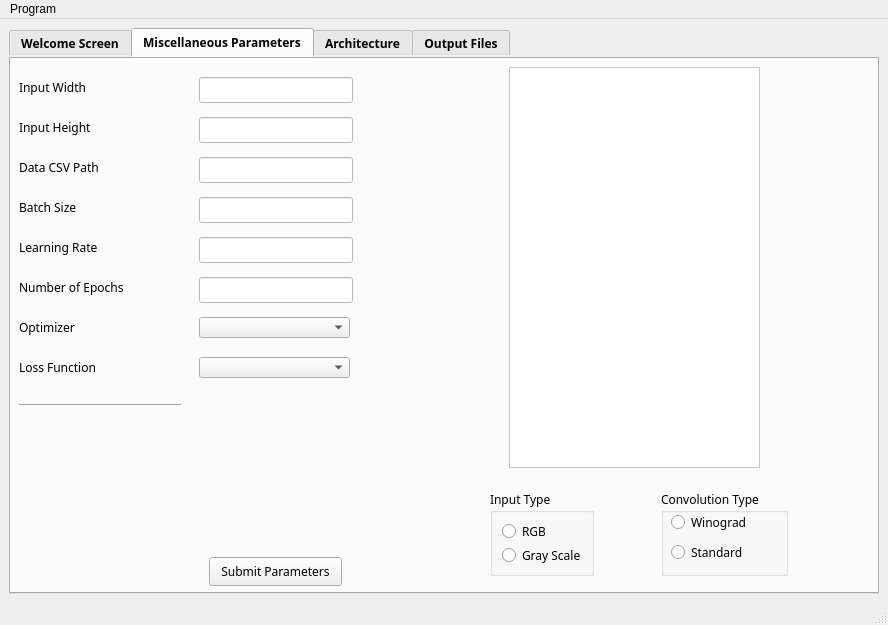
Qt form mainwindow.ui (mourra950/Siemens-System-Level-Modelling-of-ASDLA-Graduation-Project) before a commit.
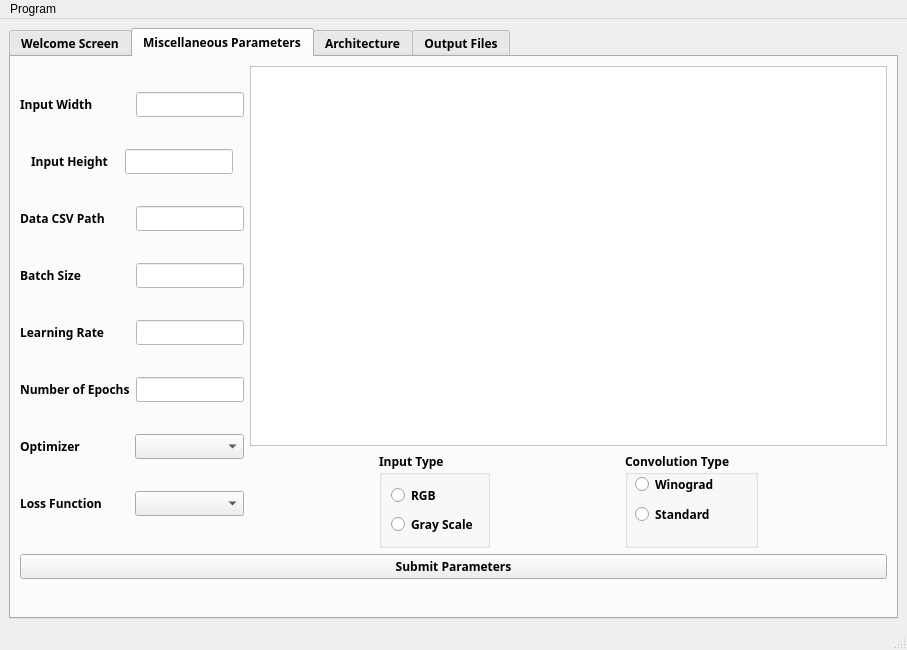
The same form after that commit.

What changed in the file:
```diff
--- a/mainwindow.ui
+++ b/mainwindow.ui
@@ -6,8 +6,8 @@
    <rect>
     <x>0</x>
     <y>0</y>
-    <width>888</width>
-    <height>625</height>
+    <width>907</width>
+    <height>650</height>
    </rect>
   </property>
   <property name="windowTitle">
@@ -33,8 +33,7 @@
        <bool>false</bool>
       </property>
       <property name="styleSheet">
-       <string notr="true">
-border-color: rgba(255, 255, 255, 0);</string>
+       <string notr="true"/>
       </property>
       <property name="currentIndex">
        <number>1</number>
@@ -67,57 +66,33 @@
        <attribute name="title">
         <string>Miscellaneous Parameters</string>
        </attribute>
-       <widget class="QLineEdit" name="InputHeight">
-        <property name="geometry">
-         <rect>
-          <x>190</x>
-          <y>60</y>
-          <width>154</width>
-          <height>26</height>
-         </rect>
-        </property>
-        <property name="sizePolicy">
-         <sizepolicy hsizetype="Fixed" vsizetype="Fixed">
-          <horstretch>0</horstretch>
-          <verstretch>0</verstretch>
-         </sizepolicy>
-        </property>
-        <property name="font">
-         <font>
-          <family>Siemens Sans</family>
-         </font>
-        </property>
-        <property name="styleSheet">
-         <string notr="true">background-color: white;</string>
-        </property>
-       </widget>
+       <layout class="QVBoxLayout" name="verticalLayout_16">
+        <item>
+         <layout class="QVBoxLayout" name="verticalLayout_15">
+          <property name="bottomMargin">
+           <number>29</number>
+          </property>
+          <item>
+           <layout class="QHBoxLayout" name="horizontalLayout_6">
+            <item>
+             <layout class="QVBoxLayout" name="verticalLayout_13">
+              <item>
+               <layout class="QHBoxLayout" name="horizontalLayout_15">
+                <item>
        <widget class="QLabel" name="label_4">
-        <property name="geometry">
-         <rect>
-          <x>10</x>
-          <y>20</y>
-          <width>78</width>
-          <height>20</height>
-         </rect>
-        </property>
         <property name="font">
          <font>
           <family>Siemens Sans</family>
+                    <bold>true</bold>
          </font>
         </property>
         <property name="text">
          <string>Input Width</string>
         </property>
        </widget>
+                </item>
+                <item>
        <widget class="QLineEdit" name="inputsize">
-        <property name="geometry">
-         <rect>
-          <x>190</x>
-          <y>20</y>
-          <width>154</width>
-          <height>26</height>
-         </rect>
-        </property>
         <property name="sizePolicy">
          <sizepolicy hsizetype="Fixed" vsizetype="Fixed">
           <horstretch>0</horstretch>
@@ -127,21 +102,23 @@
         <property name="font">
          <font>
           <family>Siemens Sans</family>
+                    <bold>false</bold>
          </font>
         </property>
         <property name="styleSheet">
          <string notr="true">background-color: white;</string>
         </property>
-       </widget>
+                  <property name="alignment">
+                   <set>Qt::AlignCenter</set>
+                  </property>
+                 </widget>
+                </item>
+               </layout>
+              </item>
+              <item>
+               <layout class="QHBoxLayout" name="horizontalLayout_14">
+                <item>
        <widget class="QLabel" name="label_5">
-        <property name="geometry">
-         <rect>
-          <x>10</x>
-          <y>60</y>
-          <width>83</width>
-          <height>20</height>
-         </rect>
-        </property>
         <property name="sizePolicy">
          <sizepolicy hsizetype="Fixed" vsizetype="Fixed">
           <horstretch>0</horstretch>
@@ -151,24 +128,251 @@
         <property name="font">
          <font>
           <family>Siemens Sans</family>
+                    <bold>true</bold>
          </font>
         </property>
         <property name="text">
          <string>Input Height</string>
         </property>
        </widget>
+                </item>
+                <item>
+                 <widget class="QLineEdit" name="InputHeight">
+                  <property name="sizePolicy">
+                   <sizepolicy hsizetype="Fixed" vsizetype="Fixed">
+                    <horstretch>0</horstretch>
+                    <verstretch>0</verstretch>
+                   </sizepolicy>
+                  </property>
+                  <property name="font">
+                   <font>
+                    <family>Siemens Sans</family>
+                    <bold>false</bold>
+                   </font>
+                  </property>
+                  <property name="styleSheet">
+                   <string notr="true">background-color: white;</string>
+                  </property>
+                  <property name="alignment">
+                   <set>Qt::AlignCenter</set>
+                  </property>
+                 </widget>
+                </item>
+               </layout>
+              </item>
+              <item>
+               <layout class="QHBoxLayout" name="horizontalLayout_13">
+                <item>
+                 <widget class="QLabel" name="label_13">
+                  <property name="font">
+                   <font>
+                    <family>Siemens Sans</family>
+                    <bold>true</bold>
+                   </font>
+                  </property>
+                  <property name="text">
+                   <string>Data CSV Path</string>
+                  </property>
+                 </widget>
+                </item>
+                <item>
+                 <widget class="QLineEdit" name="datacsv">
+                  <property name="sizePolicy">
+                   <sizepolicy hsizetype="Fixed" vsizetype="Fixed">
+                    <horstretch>0</horstretch>
+                    <verstretch>0</verstretch>
+                   </sizepolicy>
+                  </property>
+                  <property name="font">
+                   <font>
+                    <family>Siemens Sans</family>
+                    <bold>false</bold>
+                   </font>
+                  </property>
+                  <property name="styleSheet">
+                   <string notr="true">background-color: white;</string>
+                  </property>
+                 </widget>
+                </item>
+               </layout>
+              </item>
+              <item>
+               <layout class="QHBoxLayout" name="horizontalLayout_12">
+                <item>
+                 <widget class="QLabel" name="label_16">
+                  <property name="font">
+                   <font>
+                    <family>Siemens Sans</family>
+                    <bold>true</bold>
+                   </font>
+                  </property>
+                  <property name="text">
+                   <string>Batch Size</string>
+                  </property>
+                 </widget>
+                </item>
+                <item>
+                 <widget class="QLineEdit" name="batchSize">
+                  <property name="sizePolicy">
+                   <sizepolicy hsizetype="Fixed" vsizetype="Fixed">
+                    <horstretch>0</horstretch>
+                    <verstretch>0</verstretch>
+                   </sizepolicy>
+                  </property>
+                  <property name="font">
+                   <font>
+                    <family>Siemens Sans</family>
+                    <bold>false</bold>
+                   </font>
+                  </property>
+                  <property name="styleSheet">
+                   <string notr="true">background-color: white;</string>
+                  </property>
+                 </widget>
+                </item>
+               </layout>
+              </item>
+              <item>
+               <layout class="QHBoxLayout" name="horizontalLayout_11">
+                <item>
+                 <widget class="QLabel" name="label_15">
+                  <property name="font">
+                   <font>
+                    <family>Siemens Sans</family>
+                    <bold>true</bold>
+                   </font>
+                  </property>
+                  <property name="text">
+                   <string>Learning Rate</string>
+                  </property>
+                 </widget>
+                </item>
+                <item>
+                 <widget class="QLineEdit" name="learningRate">
+                  <property name="sizePolicy">
+                   <sizepolicy hsizetype="Fixed" vsizetype="Fixed">
+                    <horstretch>0</horstretch>
+                    <verstretch>0</verstretch>
+                   </sizepolicy>
+                  </property>
+                  <property name="font">
+                   <font>
+                    <family>Siemens Sans</family>
+                    <bold>false</bold>
+                   </font>
+                  </property>
+                  <property name="styleSheet">
+                   <string notr="true">background-color: white;</string>
+                  </property>
+                 </widget>
+                </item>
+               </layout>
+              </item>
+              <item>
+               <layout class="QHBoxLayout" name="horizontalLayout_9">
+                <item>
+                 <widget class="QLabel" name="label_14">
+                  <property name="font">
+                   <font>
+                    <family>Siemens Sans</family>
+                    <bold>true</bold>
+                   </font>
+                  </property>
+                  <property name="text">
+                   <string>Number of Epochs</string>
+                  </property>
+                 </widget>
+                </item>
+                <item>
+                 <widget class="QLineEdit" name="numEpochs">
+                  <property name="sizePolicy">
+                   <sizepolicy hsizetype="Fixed" vsizetype="Fixed">
+                    <horstretch>0</horstretch>
+                    <verstretch>0</verstretch>
+                   </sizepolicy>
+                  </property>
+                  <property name="font">
+                   <font>
+                    <family>Siemens Sans</family>
+                    <bold>false</bold>
+                   </font>
+                  </property>
+                  <property name="styleSheet">
+                   <string notr="true">background-color: white;</string>
+                  </property>
+                 </widget>
+                </item>
+               </layout>
+              </item>
+              <item>
+               <layout class="QHBoxLayout" name="horizontalLayout_10">
+                <item>
+                 <widget class="QLabel" name="label_18">
+                  <property name="font">
+                   <font>
+                    <family>Siemens Sans</family>
+                    <bold>true</bold>
+                   </font>
+                  </property>
+                  <property name="text">
+                   <string>Optimizer</string>
+                  </property>
+                 </widget>
+                </item>
+                <item>
+                 <widget class="QComboBox" name="comboBox_optimizer">
+                  <property name="enabled">
+                   <bool>true</bool>
+                  </property>
+                  <property name="font">
+                   <font>
+                    <family>Siemens Sans</family>
+                    <bold>true</bold>
+                   </font>
+                  </property>
+                 </widget>
+                </item>
+               </layout>
+              </item>
+              <item>
+               <layout class="QHBoxLayout" name="horizontalLayout_16">
+                <item>
+                 <widget class="QLabel" name="label_17">
+                  <property name="font">
+                   <font>
+                    <family>Siemens Sans</family>
+                    <bold>true</bold>
+                   </font>
+                  </property>
+                  <property name="text">
+                   <string>Loss Function</string>
+                  </property>
+                 </widget>
+                </item>
+                <item>
+                 <widget class="QComboBox" name="comboBox_lossFunc">
+                  <property name="font">
+                   <font>
+                    <family>Siemens Sans</family>
+                    <bold>true</bold>
+                   </font>
+                  </property>
+                 </widget>
+                </item>
+               </layout>
+              </item>
+             </layout>
+            </item>
+            <item>
+             <layout class="QVBoxLayout" name="verticalLayout_12">
+              <item>
+               <layout class="QVBoxLayout" name="verticalLayout_14">
+                <item>
        <widget class="QTableView" name="tableView_2">
-        <property name="geometry">
-         <rect>
-          <x>500</x>
-          <y>10</y>
-          <width>251</width>
-          <height>401</height>
-         </rect>
-        </property>
         <property name="font">
          <font>
           <family>Siemens Sans</family>
+                    <bold>false</bold>
          </font>
         </property>
         <property name="styleSheet">
@@ -179,41 +383,8 @@
          <enum>QAbstractScrollArea::AdjustToContents</enum>
         </property>
        </widget>
-       <widget class="QPushButton" name="submit">
-        <property name="geometry">
-         <rect>
-          <x>200</x>
-          <y>500</y>
-          <width>133</width>
-          <height>29</height>
-         </rect>
-        </property>
-        <property name="font">
-         <font>
-          <family>Siemens Sans</family>
-         </font>
-        </property>
-        <property name="styleSheet">
-         <string notr="true"/>
-        </property>
-        <property name="text">
-         <string>Submit Parameters</string>
-        </property>
-       </widget>
-       <widget class="QWidget" name="layoutWidget">
-        <property name="geometry">
-         <rect>
-          <x>420</x>
-          <y>420</y>
-          <width>421</width>
-          <height>112</height>
-         </rect>
-        </property>
-        <property name="font">
-         <font>
-          <family>Siemens Sans</family>
-         </font>
-        </property>
+                </item>
+                <item>
         <layout class="QGridLayout" name="gridLayout">
          <item row="0" column="0">
           <widget class="QGroupBox" name="inputtype">
@@ -226,6 +397,7 @@
            <property name="font">
             <font>
              <family>Siemens Sans</family>
+                      <bold>true</bold>
             </font>
            </property>
            <property name="styleSheet">
@@ -240,6 +412,7 @@
               <property name="font">
                <font>
                 <family>Siemens Sans</family>
+                         <bold>true</bold>
                </font>
               </property>
               <property name="text">
@@ -252,6 +425,7 @@
               <property name="font">
                <font>
                 <family>Siemens Sans</family>
+                         <bold>true</bold>
                </font>
               </property>
               <property name="text">
@@ -273,6 +447,7 @@
            <property name="font">
             <font>
              <family>Siemens Sans</family>
+                      <bold>true</bold>
             </font>
            </property>
            <property name="styleSheet">
@@ -293,6 +468,7 @@
             <property name="font">
              <font>
               <family>Siemens Sans</family>
+                       <bold>true</bold>
              </font>
             </property>
             <property name="text">
@@ -311,6 +487,7 @@
             <property name="font">
              <font>
               <family>Siemens Sans</family>
+                       <bold>true</bold>
              </font>
             </property>
             <property name="text">
@@ -320,259 +497,32 @@
           </widget>
          </item>
         </layout>
-       </widget>
-       <widget class="QLabel" name="label_13">
-        <property name="geometry">
-         <rect>
-          <x>10</x>
-          <y>100</y>
-          <width>91</width>
-          <height>20</height>
-         </rect>
-        </property>
+                </item>
+               </layout>
+              </item>
+             </layout>
+            </item>
+           </layout>
+          </item>
+          <item>
+           <widget class="QPushButton" name="submit">
         <property name="font">
          <font>
           <family>Siemens Sans</family>
-         </font>
-        </property>
-        <property name="text">
-         <string>Data CSV Path</string>
-        </property>
-       </widget>
-       <widget class="QLabel" name="label_14">
-        <property name="geometry">
-         <rect>
-          <x>10</x>
-          <y>220</y>
-          <width>111</width>
-          <height>20</height>
-         </rect>
-        </property>
-        <property name="font">
-         <font>
-          <family>Siemens Sans</family>
-         </font>
-        </property>
+              <bold>true</bold>
+             </font>
+            </property>
+            <property name="styleSheet">
+             <string notr="true"/>
+            </property>
         <property name="text">
-         <string>Number of Epochs</string>
-        </property>
-       </widget>
-       <widget class="QLabel" name="label_15">
-        <property name="geometry">
-         <rect>
-          <x>10</x>
-          <y>180</y>
-          <width>91</width>
-          <height>20</height>
-         </rect>
-        </property>
-        <property name="font">
-         <font>
-          <family>Siemens Sans</family>
-         </font>
-        </property>
-        <property name="text">
-         <string>Learning Rate</string>
-        </property>
-       </widget>
-       <widget class="QLabel" name="label_16">
-        <property name="geometry">
-         <rect>
-          <x>10</x>
-          <y>140</y>
-          <width>71</width>
-          <height>20</height>
-         </rect>
-        </property>
-        <property name="font">
-         <font>
-          <family>Siemens Sans</family>
-         </font>
-        </property>
-        <property name="text">
-         <string>Batch Size</string>
-        </property>
-       </widget>
-       <widget class="QLabel" name="label_17">
-        <property name="geometry">
-         <rect>
-          <x>10</x>
-          <y>300</y>
-          <width>91</width>
-          <height>20</height>
-         </rect>
-        </property>
-        <property name="font">
-         <font>
-          <family>Siemens Sans</family>
-         </font>
-        </property>
-        <property name="text">
-         <string>Loss Function</string>
-        </property>
-       </widget>
-       <widget class="QLabel" name="label_18">
-        <property name="geometry">
-         <rect>
-          <x>10</x>
-          <y>260</y>
-          <width>71</width>
-          <height>20</height>
-         </rect>
-        </property>
-        <property name="font">
-         <font>
-          <family>Siemens Sans</family>
-         </font>
-        </property>
-        <property name="text">
-         <string>Optimizer</string>
-        </property>
-       </widget>
-       <widget class="QLineEdit" name="datacsv">
-        <property name="geometry">
-         <rect>
-          <x>190</x>
-          <y>100</y>
-          <width>154</width>
-          <height>26</height>
-         </rect>
-        </property>
-        <property name="sizePolicy">
-         <sizepolicy hsizetype="Fixed" vsizetype="Fixed">
-          <horstretch>0</horstretch>
-          <verstretch>0</verstretch>
-         </sizepolicy>
-        </property>
-        <property name="font">
-         <font>
-          <family>Siemens Sans</family>
-         </font>
-        </property>
-        <property name="styleSheet">
-         <string notr="true">background-color: white;</string>
-        </property>
-       </widget>
-       <widget class="QLineEdit" name="numEpochs">
-        <property name="geometry">
-         <rect>
-          <x>190</x>
-          <y>220</y>
-          <width>154</width>
-          <height>26</height>
-         </rect>
-        </property>
-        <property name="sizePolicy">
-         <sizepolicy hsizetype="Fixed" vsizetype="Fixed">
-          <horstretch>0</horstretch>
-          <verstretch>0</verstretch>
-         </sizepolicy>
-        </property>
-        <property name="font">
-         <font>
-          <family>Siemens Sans</family>
-         </font>
-        </property>
-        <property name="styleSheet">
-         <string notr="true">background-color: white;</string>
-        </property>
-       </widget>
-       <widget class="QLineEdit" name="learningRate">
-        <property name="geometry">
-         <rect>
-          <x>190</x>
-          <y>180</y>
-          <width>154</width>
-          <height>26</height>
-         </rect>
-        </property>
-        <property name="sizePolicy">
-         <sizepolicy hsizetype="Fixed" vsizetype="Fixed">
-          <horstretch>0</horstretch>
-          <verstretch>0</verstretch>
-         </sizepolicy>
-        </property>
-        <property name="font">
-         <font>
-          <family>Siemens Sans</family>
-         </font>
-        </property>
-        <property name="styleSheet">
-         <string notr="true">background-color: white;</string>
-        </property>
-       </widget>
-       <widget class="QLineEdit" name="batchSize">
-        <property name="geometry">
-         <rect>
-          <x>190</x>
-          <y>140</y>
-          <width>154</width>
-          <height>26</height>
-         </rect>
-        </property>
-        <property name="sizePolicy">
-         <sizepolicy hsizetype="Fixed" vsizetype="Fixed">
-          <horstretch>0</horstretch>
-          <verstretch>0</verstretch>
-         </sizepolicy>
-        </property>
-        <property name="font">
-         <font>
-          <family>Siemens Sans</family>
-         </font>
-        </property>
-        <property name="styleSheet">
-         <string notr="true">background-color: white;</string>
-        </property>
-       </widget>
-       <widget class="QComboBox" name="comboBox_optimizer">
-        <property name="geometry">
-         <rect>
-          <x>190</x>
-          <y>260</y>
-          <width>151</width>
-          <height>21</height>
-         </rect>
-        </property>
-        <property name="font">
-         <font>
-          <family>Siemens Sans</family>
-         </font>
-        </property>
-       </widget>
-       <widget class="QComboBox" name="comboBox_lossFunc">
-        <property name="geometry">
-         <rect>
-          <x>190</x>
-          <y>300</y>
-          <width>151</width>
-          <height>21</height>
-         </rect>
-        </property>
-        <property name="font">
-         <font>
-          <family>Siemens Sans</family>
-         </font>
-        </property>
-       </widget>
-       <widget class="Line" name="line_2">
-        <property name="geometry">
-         <rect>
-          <x>10</x>
-          <y>340</y>
-          <width>162</width>
-          <height>16</height>
-         </rect>
-        </property>
-        <property name="font">
-         <font>
-          <family>Siemens Sans</family>
-         </font>
-        </property>
-        <property name="orientation">
-         <enum>Qt::Horizontal</enum>
-        </property>
-       </widget>
+             <string>Submit Parameters</string>
+            </property>
+           </widget>
+          </item>
+         </layout>
+        </item>
+       </layout>
       </widget>
       <widget class="QWidget" name="Architecture">
        <attribute name="title">
@@ -642,6 +592,7 @@
                 <property name="font">
                  <font>
                   <family>Siemens Sans</family>
+                  <bold>true</bold>
                  </font>
                 </property>
                 <layout class="QHBoxLayout" name="horizontalLayout_2">
@@ -1020,7 +971,7 @@
     <rect>
      <x>0</x>
      <y>0</y>
-     <width>888</width>
+     <width>907</width>
      <height>22</height>
     </rect>
    </property>
```
Left out of the diff: 25 changed lines with no effect on the pictures. Lines whose indentation alone changed are shown as unchanged.
